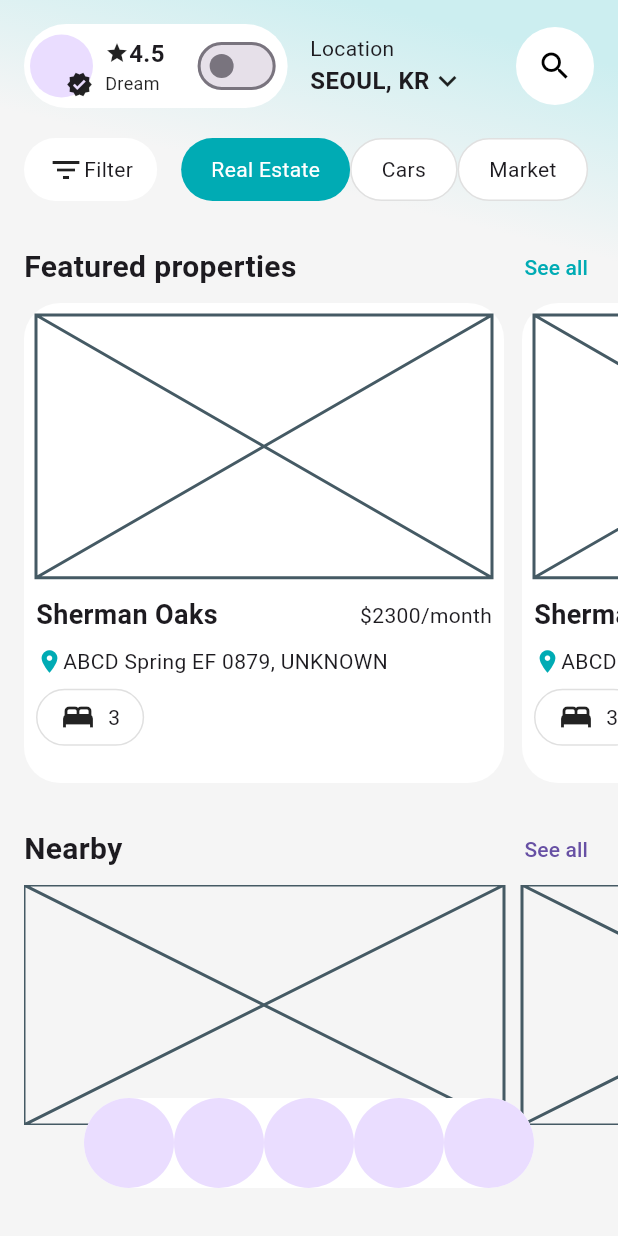
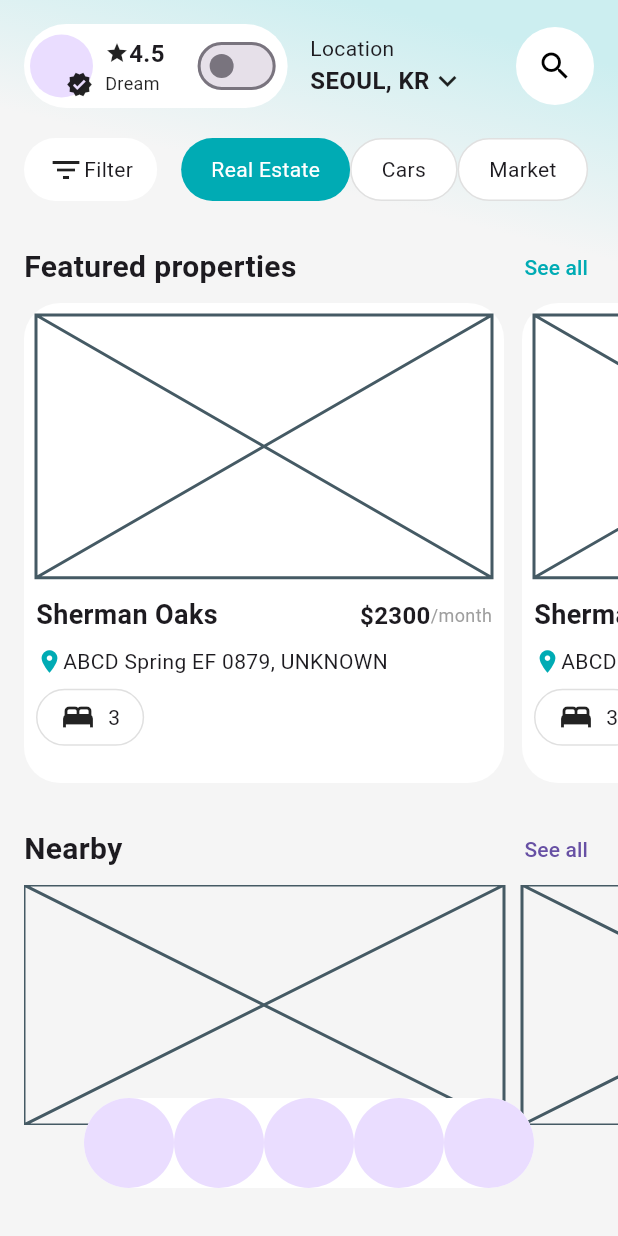
Before and after one commit to JAICHANGPARK/flutter_notebook_chapter_49, a Flutter app: the RealEstateHomePage screen opened directly, on a phone screen of 412 x 824 dp. Run offline on Flutter 3.47's test engine with Material 3 defaults, Android fonts, the phone set to English and light mode, and no system bars; our stand-ins replace dots_indicator, gap, google_fonts.

Commit message:
Update real_estate_home_page.dart

```diff
--- a/lib/ep2472_real_estate_app/ui/real_estate_home_page.dart
+++ b/lib/ep2472_real_estate_app/ui/real_estate_home_page.dart
@@ -273,8 +273,16 @@ class _RealEstateHomePageState extends State<RealEstateHomePage> {
                                                 ),
                                               ),
                                               Spacer(),
-                                              Text("\$2300"),
-                                              Text("/month"),
+                                              Text("\$2300",
+                                                style: TextStyle(
+                                                  fontWeight: FontWeight.bold,
+                                                  fontSize: 16,
+                                                ),),
+                                              Text("/month",
+                                              style: TextStyle(
+                                                fontSize: 12,
+                                                color: Colors.grey
+                                              ),),
                                             ],
                                           ),
                                           Row(
```
